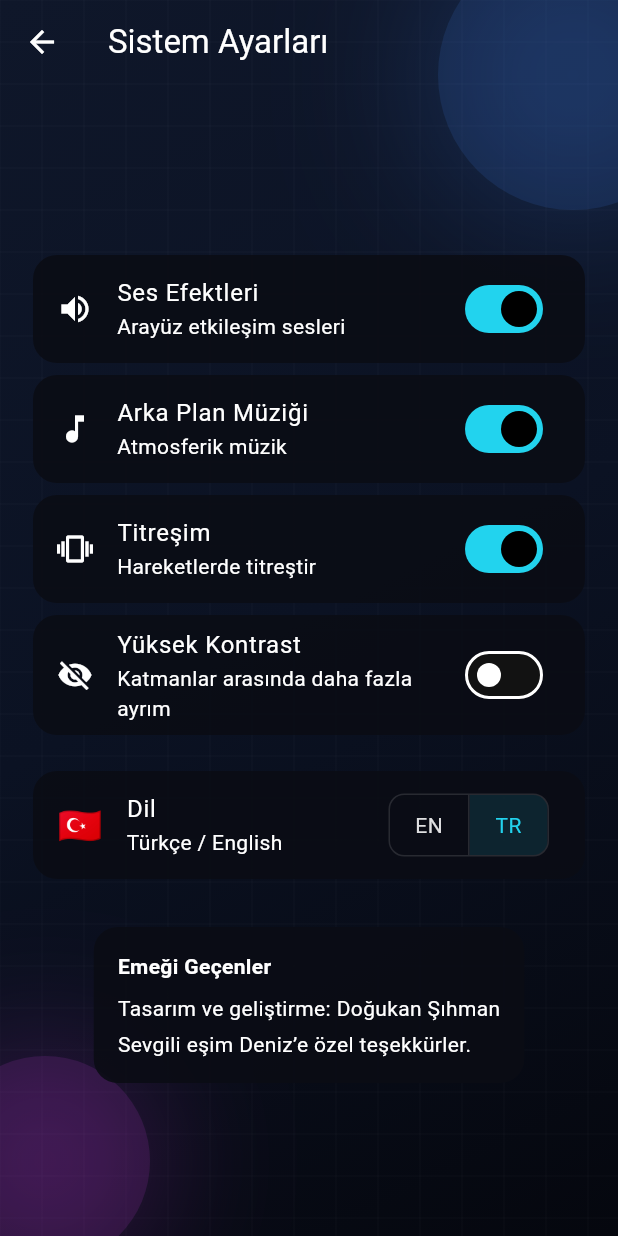
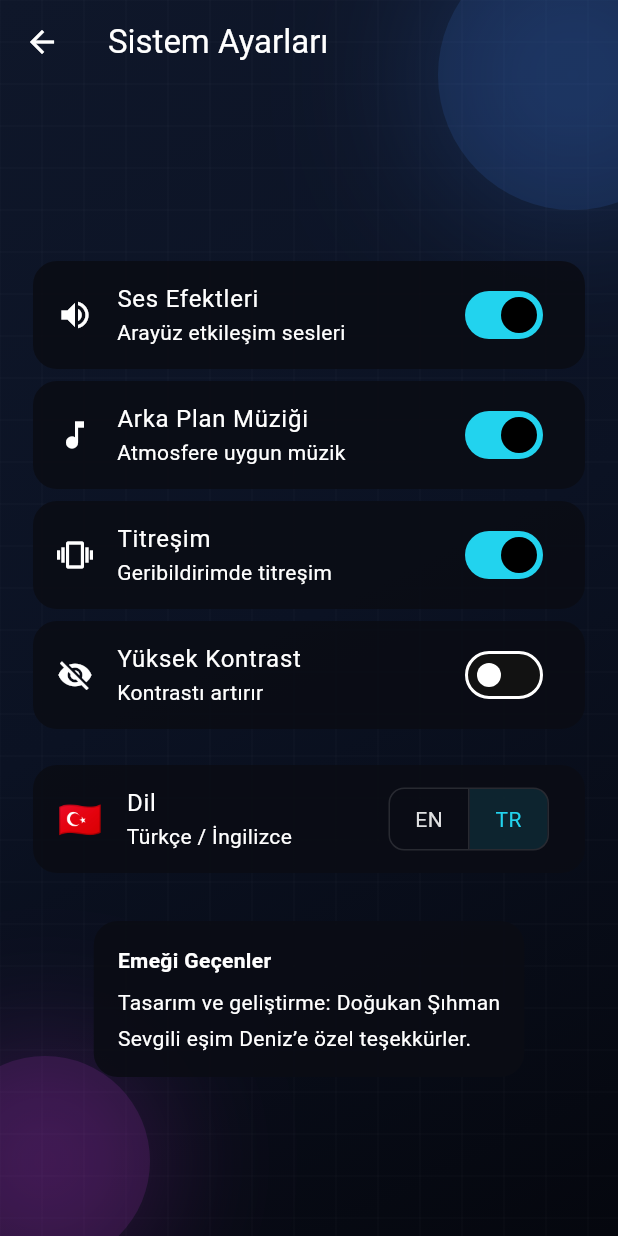
Before and after one commit to dogukan0055/WhoTheFIsSpy, a Flutter app: the SettingsScreen screen opened by its route, after a tap on "TR", on a phone screen of 412 x 824 dp. Run offline on Flutter 3.47's test engine with Material 3 defaults, Android fonts, the phone set to English and light mode, and no system bars; our stand-ins replace audioplayers, google_fonts, shared_preferences; accounts and stored records are empty.

Commit message:
localizations

```diff
--- a/mobile/lib/l10n/spy_localizations.dart
+++ b/mobile/lib/l10n/spy_localizations.dart
@@ -57,11 +57,11 @@ class SpyLocalizations {
       'highContrast': 'High Contrast',
       'highContrastDesc': 'More separation between layers',
       'language': 'Language',
-      'languageSubtitle': 'Türkçe / English',
+      'languageSubtitle': 'English / Turkish',
       'credits': 'Credits',
       'designedBy': 'Designed and developed by Doğukan Şıhman',
       'thanks': 'Special thanks to my lovely wife Deniz.',
-      'homeTagline': 'Deception, deduction, betrayal.',
+      'homeTagline': 'Trust no one. Blend in. Hunt the mole.',
       'offlineMode': 'OFFLINE MODE',
       'onlineMode': 'ONLINE MODE (COMING SOON)',
       'onlineComing': 'Online mode coming soon',
@@ -92,7 +92,7 @@ class SpyLocalizations {
       'youAreSpy': 'You are the SPY',
       'agent': 'Agent',
       'secretLocation': 'Secret Location',
-      'blendIn': 'Blend in. Listen closely and guess the location.',
+      'blendIn': 'Blend in. Listen closely the agents. Stay alive.',
       'noTimerShort': 'No timer',
       'agentsActive': 'Agents Active',
       'agentsActiveField': 'Agents Active in the Field',
@@ -185,8 +185,8 @@ class SpyLocalizations {
           'Normal şartlarda en az 4 ajana ihtiyaç var. Bir görevde ise en fazla 8 ajan olabilir.',
       'spies': 'Casuslar',
       'spiesHelperLocked':
-          '5 ajandan az olduğunda yalnızca bir casus olabilir.',
-      'spiesHelper': '5 ajandan fazlaysa görevde en fazla 2 casus olabilir.',
+          'Sahadaki ajan sayısı 5\'i geçmediği durumlarda yalnızca bir casus olabilir.',
+      'spiesHelper': 'Sahada 5\'den fazla ajan varsa görevde 2 casus olabilir.',
       'missionTimer': 'Operasyon Süresi',
       'noTimer': 'Süre sınırı yok. Acele etmeyin.',
       'timerLength': 'Casusu yakalamak için {minutes} dakikanız var',
@@ -197,17 +197,17 @@ class SpyLocalizations {
       'soundEffects': 'Ses Efektleri',
       'uiBeeps': 'Arayüz etkileşim sesleri',
       'backgroundAmbience': 'Arka Plan Müziği',
-      'atmosphericMusic': 'Atmosferik müzik',
+      'atmosphericMusic': 'Atmosfere uygun müzik',
       'haptics': 'Titreşim',
-      'vibrate': 'Hareketlerde titreştir',
+      'vibrate': 'Geribildirimde titreşim',
       'highContrast': 'Yüksek Kontrast',
-      'highContrastDesc': 'Katmanlar arasında daha fazla ayrım',
+      'highContrastDesc': 'Kontrastı artırır',
       'language': 'Dil',
-      'languageSubtitle': 'Türkçe / English',
+      'languageSubtitle': 'Türkçe / İngilizce',
       'credits': 'Emeği Geçenler',
       'designedBy': 'Tasarım ve geliştirme: Doğukan Şıhman',
       'thanks': 'Sevgili eşim Deniz’e özel teşekkürler.',
-      'homeTagline': 'Aldatma, sezgi, ihanet.',
+      'homeTagline': 'Kimseye Güvenme. Uyum sağla. Köstebeği avla.',
       'offlineMode': 'ÇEVRİMDIŞI MOD',
       'onlineMode': 'ÇEVRİMİÇİ MOD (ÇOK YAKINDA)',
       'onlineComing': 'Çevrimiçi mod çok yakında',
@@ -236,7 +236,7 @@ class SpyLocalizations {
       'youAreSpy': 'Sen CASUSSUN',
       'agent': 'Ajan',
       'secretLocation': 'Gizli Lokasyon',
-      'blendIn': 'Uyum sağla. Dikkatlice dinle ve lokasyonu tahmin et.',
+      'blendIn': 'Uyum sağla. Ajanları dikkatlice dinle. Hayatta kal.',
       'noTimerShort': 'Zamanlayıcı yok',
       'agentsActive': 'Aktif Ajan',
       'agentsActiveField': 'Sahadaki Aktif Ajanlar',
--- a/mobile/lib/screens/home_screen.dart
+++ b/mobile/lib/screens/home_screen.dart
@@ -22,6 +22,8 @@ class HomeScreen extends StatelessWidget {
     final colorScheme = Theme.of(context).colorScheme;
     final controller = context.read<GameController>();
     final l10n = context.l10n;
+    final isTurkish = l10n.language == Language.tr;
+    final letterSpacingTight = isTurkish ? 0.1 : -1.1;
 
     return SpyScaffold(
       scrollable: false,
@@ -55,7 +57,7 @@ class HomeScreen extends StatelessWidget {
                   l10n.text('appTitleTop'),
                   style: textTheme.displaySmall?.copyWith(
                     fontWeight: FontWeight.w900,
-                    letterSpacing: -1.5,
+                    letterSpacing: letterSpacingTight,
                   ),
                 ),
                 Text(
@@ -63,7 +65,7 @@ class HomeScreen extends StatelessWidget {
                   style: textTheme.displayMedium?.copyWith(
                     fontWeight: FontWeight.w900,
                     color: colorScheme.primary,
-                    letterSpacing: -1.5,
+                    letterSpacing: letterSpacingTight,
                   ),
                 ),
               ],
```
